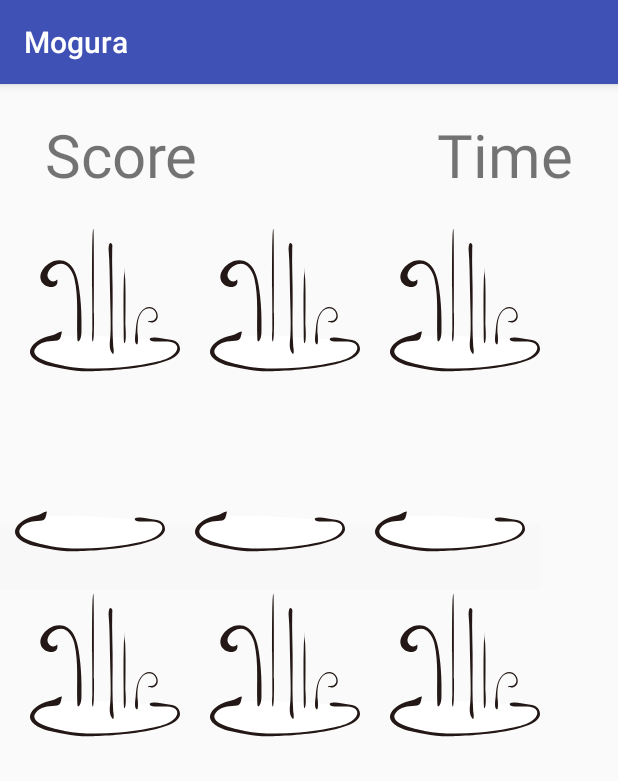
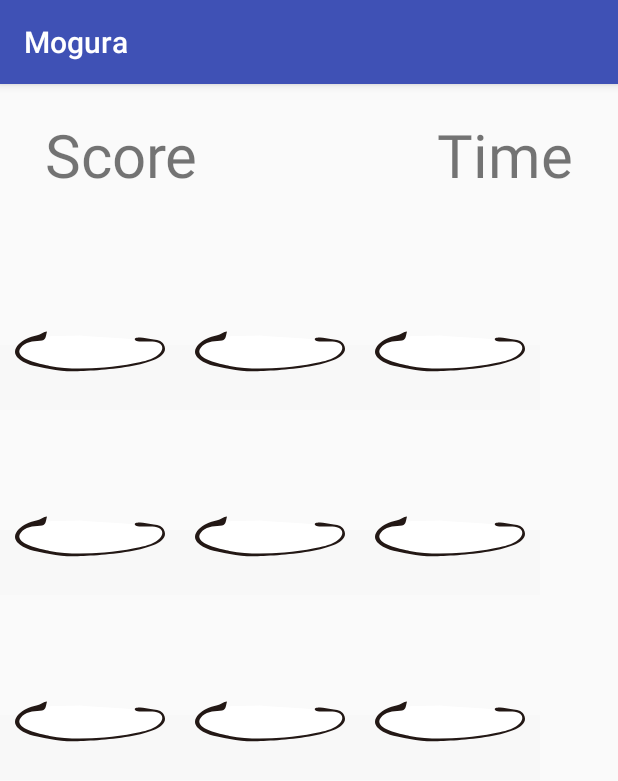
Before and after one commit to terrapliny/mogura, an Android app: the GameActivity screen opened directly, with no data from a screen before it, on a phone screen of 412 x 824 dp. Shown: the top 781 px of the screen. Run offline under Robolectric (Android 15) with nearby library versions, the phone set to English and light mode, and no system bars.

Commit message:
モグラの全箇所複数出現

```diff
--- a/app/src/main/java/com/test/mogura/GameActivity.java
+++ b/app/src/main/java/com/test/mogura/GameActivity.java
@@ -14,19 +14,26 @@ import java.util.Random;
 
 public class GameActivity extends AppCompatActivity {
 
-//    int period;
+    final int stageTime = 30000;
+    final int intervalTime = 1000;
+    final int randomIntervalTime = 2000;
+
     @Override
     protected void onCreate(Bundle savedInstanceState) {
         super.onCreate(savedInstanceState);
         setContentView(R.layout.activity_game);
         final ImageView saru[] = {
+                findViewById(R.id.mogura_1),
+                findViewById(R.id.mogura_2),
+                findViewById(R.id.mogura_3),
                 findViewById(R.id.mogura_4),
                 findViewById(R.id.mogura_5),
-                findViewById(R.id.mogura_6)
+                findViewById(R.id.mogura_6),
+                findViewById(R.id.mogura_7),
+                findViewById(R.id.mogura_8),
+                findViewById(R.id.mogura_9)
         };
-        final int stageTime = 30000;
-        final int interval = 1000;
-        final int totalSaru = 3;
+
 
 //        period = 1000;
         final Random rand = new Random();
@@ -35,17 +42,23 @@ public class GameActivity extends AppCompatActivity {
             iv.setVisibility(View.GONE);
         }
 
-        new CountDownTimer(stageTime, interval) {
+        new CountDownTimer(stageTime, intervalTime) {
 
             public void onTick(long millisUntilFinished) {
-                int period = (int) rand.nextInt(2000) ;
+                int period = (int) rand.nextInt(randomIntervalTime) ;
 
                 new CountDownTimer(period, period) {
                     public void onTick(long millisUntilFinished) { }
                     public void onFinish() {
-                        int pos = (int) rand.nextInt(totalSaru) ;
-                        if(saru[pos].getVisibility() == View.GONE)
-                            startNewSaru(saru[pos]);
+                        int pos = (int) rand.nextInt(saru.length) ;
+                        while(true){
+                            if(saru[pos].getVisibility() == View.GONE) {
+                                startNewSaru(saru[pos]);
+                                break;
+                            }else{
+                                pos = (int) rand.nextInt(saru.length) ;
+                            }
+                        }
                     }
                 }.start() ;
             }
--- a/app/src/main/res/layout/activity_game.xml
+++ b/app/src/main/res/layout/activity_game.xml
@@ -47,23 +47,80 @@
         android:layout_height="wrap_content"
         android:orientation="horizontal">
 
+        <FrameLayout
+            android:layout_width="120dp"
+            android:layout_height="match_parent">
+
+            <ImageView
+                android:id="@+id/mogura_1"
+                style="@style/saru_image_center"
+                android:layout_width="100dp"
+                android:layout_height="100dp" />
+
+            <TextView
+                android:layout_width="match_parent"
+                android:layout_height="43dp"
+                android:layout_marginTop="80dp"
+                android:background="#F8F8F8" />
             <ImageView
                 android:id="@+id/hole_1"
                 android:layout_width="100dp"
                 android:layout_height="100dp"
-            style="@style/Hole_image_left"/>
+                android:src="@drawable/ic_doron_lite"
+                style="@style/Hole_image_center"/>
 
+
+        </FrameLayout>
+
+        <FrameLayout
+            android:layout_width="120dp"
+            android:layout_height="match_parent">
+
+            <ImageView
+                android:id="@+id/mogura_2"
+                style="@style/saru_image_center"
+                android:layout_width="100dp"
+                android:layout_height="100dp" />
+
+            <TextView
+                android:layout_width="match_parent"
+                android:layout_height="43dp"
+                android:layout_marginTop="80dp"
+                android:background="#F8F8F8" />
             <ImageView
                 android:id="@+id/hole_2"
                 android:layout_width="100dp"
                 android:layout_height="100dp"
+                android:src="@drawable/ic_doron_lite"
                 style="@style/Hole_image_center"/>
 
+
+        </FrameLayout>
+
+        <FrameLayout
+            android:layout_width="120dp"
+            android:layout_height="match_parent">
+
+            <ImageView
+                android:id="@+id/mogura_3"
+                style="@style/saru_image_center"
+                android:layout_width="100dp"
+                android:layout_height="100dp" />
+
+            <ImageView
+                android:layout_width="match_parent"
+                android:layout_height="43dp"
+                android:layout_marginTop="80dp"
+                android:background="#F8F8F8" />
             <ImageView
                 android:id="@+id/hole_3"
                 android:layout_width="100dp"
                 android:layout_height="100dp"
-            style="@style/Hole_image_right"/>
+                android:src="@drawable/ic_doron_lite"
+                style="@style/Hole_image_center"/>
+
+
+        </FrameLayout>
     </LinearLayout>
 
     <LinearLayout
@@ -163,23 +220,80 @@
         android:layout_height="wrap_content"
         android:orientation="horizontal">
 
+        <FrameLayout
+            android:layout_width="120dp"
+            android:layout_height="match_parent">
+
+            <ImageView
+                android:id="@+id/mogura_7"
+                style="@style/saru_image_center"
+                android:layout_width="100dp"
+                android:layout_height="100dp" />
+
+            <TextView
+                android:layout_width="match_parent"
+                android:layout_height="43dp"
+                android:layout_marginTop="80dp"
+                android:background="#F8F8F8" />
             <ImageView
                 android:id="@+id/hole_7"
                 android:layout_width="100dp"
                 android:layout_height="100dp"
-            style="@style/Hole_image_left"/>
+                android:src="@drawable/ic_doron_lite"
+                style="@style/Hole_image_center"/>
 
+
+        </FrameLayout>
+
+        <FrameLayout
+            android:layout_width="120dp"
+            android:layout_height="match_parent">
+
+            <ImageView
+                android:id="@+id/mogura_8"
+                style="@style/saru_image_center"
+                android:layout_width="100dp"
+                android:layout_height="100dp" />
+
+            <TextView
+                android:layout_width="match_parent"
+                android:layout_height="43dp"
+                android:layout_marginTop="80dp"
+                android:background="#F8F8F8" />
             <ImageView
                 android:id="@+id/hole_8"
                 android:layout_width="100dp"
                 android:layout_height="100dp"
+                android:src="@drawable/ic_doron_lite"
                 style="@style/Hole_image_center"/>
 
+
+        </FrameLayout>
+
+        <FrameLayout
+            android:layout_width="120dp"
+            android:layout_height="match_parent">
+
+            <ImageView
+                android:id="@+id/mogura_9"
+                style="@style/saru_image_center"
+                android:layout_width="100dp"
+                android:layout_height="100dp" />
+
+            <ImageView
+                android:layout_width="match_parent"
+                android:layout_height="43dp"
+                android:layout_marginTop="80dp"
+                android:background="#F8F8F8" />
             <ImageView
                 android:id="@+id/hole_9"
                 android:layout_width="100dp"
                 android:layout_height="100dp"
-            style="@style/Hole_image_right"/>
+                android:src="@drawable/ic_doron_lite"
+                style="@style/Hole_image_center"/>
+
+
+        </FrameLayout>
     </LinearLayout>
 
 </LinearLayout>
```
Lines whose indentation alone changed are shown as unchanged.
